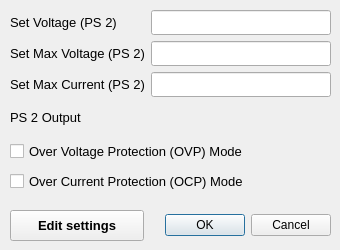
Before: the Qt Designer form OnlineMECMonitoring/Version2/KORAD_PS_DAQ/UI_Files/AdvSettings_v2-3b.ui in ademola-adekunle/nrcbiosensorapps, drawn with Qt 5.
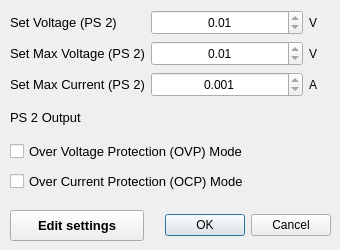
After: the same form once the commit is applied.

The edit to the form file:
```diff
--- a/OnlineMECMonitoring/Version2/KORAD_PS_DAQ/UI_Files/AdvSettings_v2-3b.ui
+++ b/OnlineMECMonitoring/Version2/KORAD_PS_DAQ/UI_Files/AdvSettings_v2-3b.ui
@@ -137,27 +137,6 @@
     </rect>
    </property>
    <layout class="QGridLayout" name="infoLayout">
-    <item row="1" column="0">
-     <widget class="QLabel" name="label_4">
-      <property name="minimumSize">
-       <size>
-        <width>120</width>
-        <height>0</height>
-       </size>
-      </property>
-      <property name="font">
-       <font>
-        <pointsize>10</pointsize>
-       </font>
-      </property>
-      <property name="toolTip">
-       <string>Set limit on maximum voltage for power source 2</string>
-      </property>
-      <property name="text">
-       <string>Set Max Voltage (PS 2)</string>
-      </property>
-     </widget>
-    </item>
     <item row="2" column="0">
      <widget class="QLabel" name="label_3">
       <property name="minimumSize">
@@ -172,42 +151,79 @@
        </font>
       </property>
       <property name="toolTip">
-       <string>Set max current for power source 2</string>
+       <string>Set max current for power source 2 (Max: 5A)</string>
       </property>
       <property name="text">
        <string>Set Max Current (PS 2)</string>
       </property>
      </widget>
     </item>
-    <item row="0" column="1">
-     <widget class="QLineEdit" name="setvoltageDisplay">
+    <item row="1" column="0">
+     <widget class="QLabel" name="label_4">
+      <property name="minimumSize">
+       <size>
+        <width>120</width>
+        <height>0</height>
+       </size>
+      </property>
+      <property name="font">
+       <font>
+        <pointsize>10</pointsize>
+       </font>
+      </property>
+      <property name="toolTip">
+       <string>Set limit on maximum voltage for power source 2 (Max: 30V)</string>
+      </property>
+      <property name="text">
+       <string>Set Max Voltage (PS 2)</string>
+      </property>
+     </widget>
+    </item>
+    <item row="1" column="2">
+     <widget class="QLabel" name="currentunitLabel_4">
+      <property name="minimumSize">
+       <size>
+        <width>22</width>
+        <height>0</height>
+       </size>
+      </property>
       <property name="maximumSize">
        <size>
         <width>16777215</width>
-        <height>25</height>
+        <height>16777215</height>
        </size>
       </property>
-      <property name="alignment">
-       <set>Qt::AlignCenter</set>
+      <property name="font">
+       <font>
+        <pointsize>9</pointsize>
+       </font>
       </property>
-      <property name="readOnly">
-       <bool>true</bool>
+      <property name="text">
+       <string>V</string>
       </property>
      </widget>
     </item>
-    <item row="1" column="1">
-     <widget class="QLineEdit" name="maxvoltageDisplay">
+    <item row="2" column="2">
+     <widget class="QLabel" name="currentunitLabel">
+      <property name="minimumSize">
+       <size>
+        <width>22</width>
+        <height>0</height>
+       </size>
+      </property>
       <property name="maximumSize">
        <size>
         <width>16777215</width>
-        <height>25</height>
+        <height>16777215</height>
        </size>
       </property>
-      <property name="alignment">
-       <set>Qt::AlignCenter</set>
+      <property name="font">
+       <font>
+        <pointsize>9</pointsize>
+       </font>
       </property>
-      <property name="readOnly">
-       <bool>true</bool>
+      <property name="text">
+       <string>A</string>
       </property>
      </widget>
     </item>
@@ -225,26 +241,34 @@
        </font>
       </property>
       <property name="toolTip">
-       <string>Set voltage for power source 2</string>
+       <string>Set voltage for power source 2 (Max: 30V)</string>
       </property>
       <property name="text">
        <string>Set Voltage (PS 2)</string>
       </property>
      </widget>
     </item>
-    <item row="2" column="1">
-     <widget class="QLineEdit" name="maxcurrentDisplay">
+    <item row="0" column="2">
+     <widget class="QLabel" name="currentunitLabel_2">
+      <property name="minimumSize">
+       <size>
+        <width>22</width>
+        <height>0</height>
+       </size>
+      </property>
       <property name="maximumSize">
        <size>
         <width>16777215</width>
-        <height>25</height>
+        <height>16777215</height>
        </size>
       </property>
-      <property name="alignment">
-       <set>Qt::AlignCenter</set>
+      <property name="font">
+       <font>
+        <pointsize>9</pointsize>
+       </font>
       </property>
-      <property name="readOnly">
-       <bool>true</bool>
+      <property name="text">
+       <string>V</string>
       </property>
      </widget>
     </item>
@@ -269,6 +293,117 @@
       </property>
      </widget>
     </item>
+    <item row="0" column="1">
+     <widget class="QDoubleSpinBox" name="setvoltageDisplay">
+      <property name="sizePolicy">
+       <sizepolicy hsizetype="Expanding" vsizetype="Fixed">
+        <horstretch>0</horstretch>
+        <verstretch>0</verstretch>
+       </sizepolicy>
+      </property>
+      <property name="maximumSize">
+       <size>
+        <width>16777215</width>
+        <height>25</height>
+       </size>
+      </property>
+      <property name="alignment">
+       <set>Qt::AlignCenter</set>
+      </property>
+      <property name="readOnly">
+       <bool>true</bool>
+      </property>
+      <property name="correctionMode">
+       <enum>QAbstractSpinBox::CorrectToNearestValue</enum>
+      </property>
+      <property name="decimals">
+       <number>2</number>
+      </property>
+      <property name="minimum">
+       <double>0.010000000000000</double>
+      </property>
+      <property name="maximum">
+       <double>30.000000000000000</double>
+      </property>
+      <property name="singleStep">
+       <double>0.010000000000000</double>
+      </property>
+     </widget>
+    </item>
+    <item row="1" column="1">
+     <widget class="QDoubleSpinBox" name="maxvoltageDisplay">
+      <property name="sizePolicy">
+       <sizepolicy hsizetype="Expanding" vsizetype="Fixed">
+        <horstretch>0</horstretch>
+        <verstretch>0</verstretch>
+       </sizepolicy>
+      </property>
+      <property name="maximumSize">
+       <size>
+        <width>16777215</width>
+        <height>25</height>
+       </size>
+      </property>
+      <property name="alignment">
+       <set>Qt::AlignCenter</set>
+      </property>
+      <property name="readOnly">
+       <bool>true</bool>
+      </property>
+      <property name="correctionMode">
+       <enum>QAbstractSpinBox::CorrectToNearestValue</enum>
+      </property>
+      <property name="decimals">
+       <number>2</number>
+      </property>
+      <property name="minimum">
+       <double>0.010000000000000</double>
+      </property>
+      <property name="maximum">
+       <double>30.000000000000000</double>
+      </property>
+      <property name="singleStep">
+       <double>0.010000000000000</double>
+      </property>
+     </widget>
+    </item>
+    <item row="2" column="1">
+     <widget class="QDoubleSpinBox" name="maxcurrentDisplay">
+      <property name="sizePolicy">
+       <sizepolicy hsizetype="Expanding" vsizetype="Fixed">
+        <horstretch>0</horstretch>
+        <verstretch>0</verstretch>
+       </sizepolicy>
+      </property>
+      <property name="maximumSize">
+       <size>
+        <width>16777215</width>
+        <height>25</height>
+       </size>
+      </property>
+      <property name="alignment">
+       <set>Qt::AlignCenter</set>
+      </property>
+      <property name="readOnly">
+       <bool>true</bool>
+      </property>
+      <property name="correctionMode">
+       <enum>QAbstractSpinBox::CorrectToNearestValue</enum>
+      </property>
+      <property name="decimals">
+       <number>3</number>
+      </property>
+      <property name="minimum">
+       <double>0.001000000000000</double>
+      </property>
+      <property name="maximum">
+       <double>5.000000000000000</double>
+      </property>
+      <property name="singleStep">
+       <double>0.001000000000000</double>
+      </property>
+     </widget>
+    </item>
    </layout>
   </widget>
  </widget>
```
